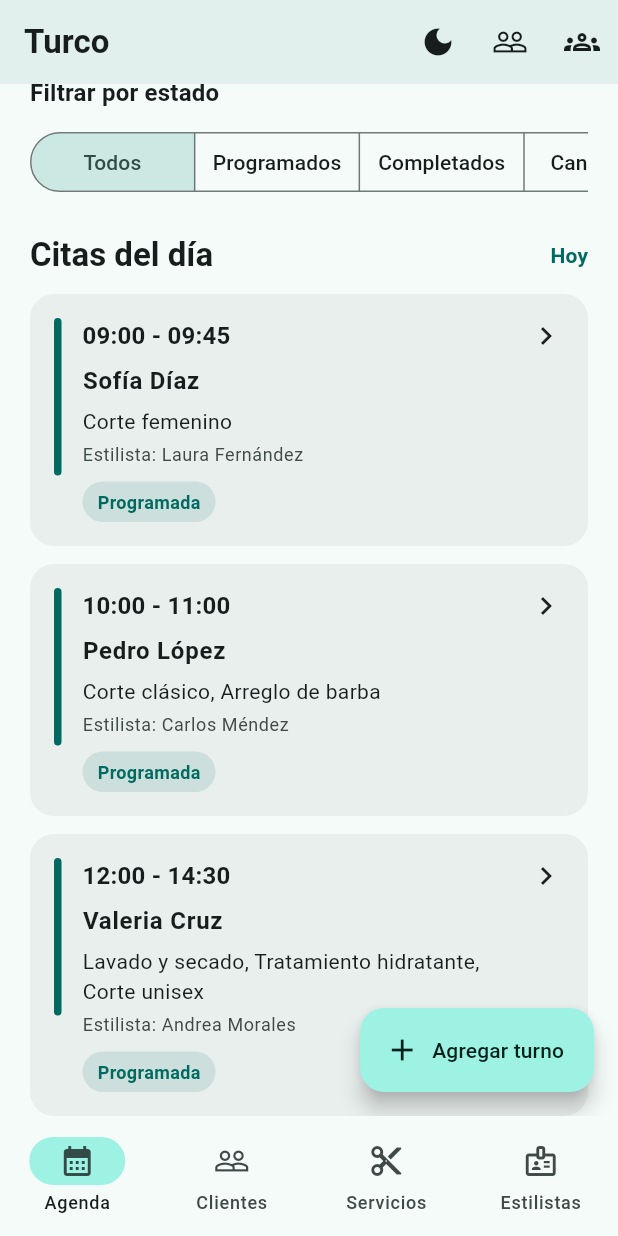
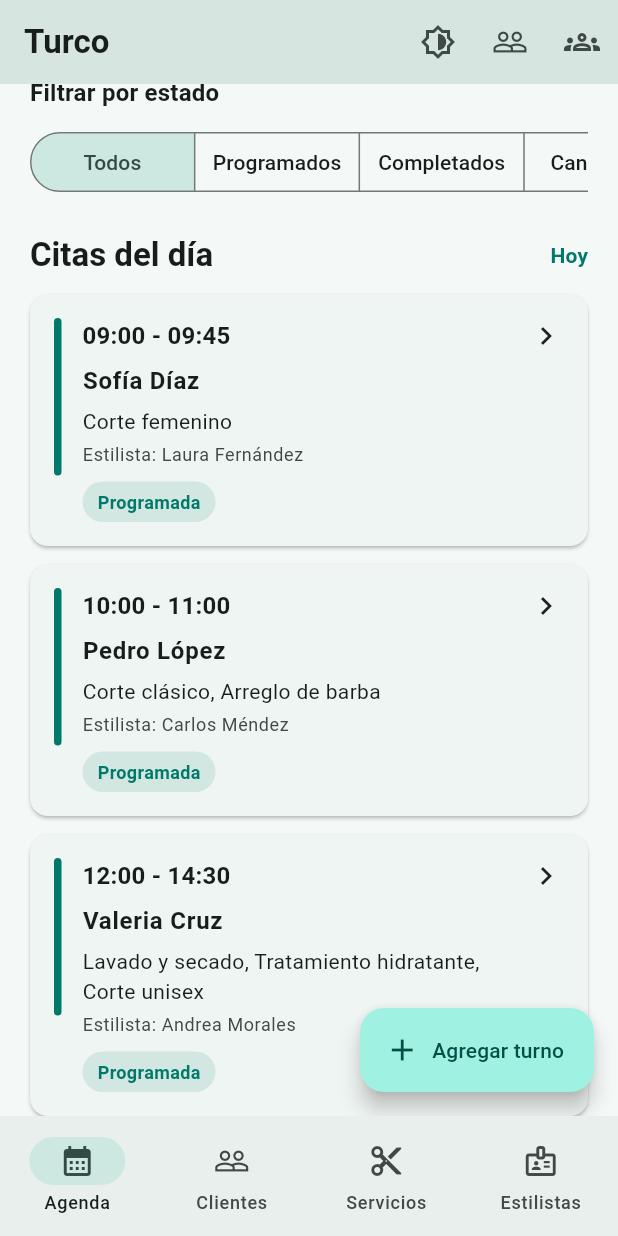
Before and after one commit to randyvalle1973/turco-app, a Flutter app: the screen it shows after launch, scrolled down 494 dp, on a phone screen of 412 x 824 dp. Run offline on Flutter 3.47's test engine with Material 3 defaults, Android fonts, the phone set to English and light mode, and no system bars; our stand-ins replace go_router.

Commit message:
Actualizacion app

```diff
--- a/lib/Screens/estilistas_screen.dart
+++ b/lib/Screens/estilistas_screen.dart
@@ -2,7 +2,6 @@
 import 'package:go_router/go_router.dart';
 
 import '../data/datos_prueba.dart';
-import '../models/estilista.dart';
 import '../models/servicio.dart';
 import '../models/turno.dart';
 
--- a/lib/main.dart
+++ b/lib/main.dart
@@ -1,12 +1,7 @@
 import 'package:flutter/material.dart';
 
+import 'theme/theme_controller.dart';
 import 'router/app_router.dart';
-import 'theme/app_theme.dart';
-import 'theme/theme_controller.dart';
-
-void main() {
-  runApp(const TurcoApp());
-}
 
 class TurcoApp extends StatelessWidget {
   const TurcoApp({super.key});
@@ -15,16 +10,43 @@
   Widget build(BuildContext context) {
     return ValueListenableBuilder<ThemeMode>(
       valueListenable: ThemeController.mode,
-      builder: (context, modo, child) {
+      builder: (context, mode, child) {
         return MaterialApp.router(
           title: 'Turco',
-          debugShowCheckedModeBanner: false,
-          theme: AppTheme.claro,
-          darkTheme: AppTheme.oscuro,
-          themeMode: modo,
+
+          theme: ThemeData(
+            brightness: Brightness.light,
+            colorScheme: ColorScheme.fromSeed(
+              seedColor: const Color(0xFF00796B),
+              brightness: Brightness.light,
+              primary: const Color(0xFF00796B),
+              secondary: const Color(0xFF80E8D8),
+              surface: const Color(0xFFF4F9F7),
+            ),
+            scaffoldBackgroundColor: const Color(0xFFF4F9F7),
+            useMaterial3: true,
+          ),
+          darkTheme: ThemeData(
+            brightness: Brightness.dark,
+            colorScheme: ColorScheme.fromSeed(
+              seedColor: const Color(0xFF00796B),
+              brightness: Brightness.dark,
+              primary: const Color(0xFF80E8D8),
+              secondary: const Color(0xFF00796B),
+              surface: const Color(0xFF202A28),
+            ),
+            scaffoldBackgroundColor: const Color(0xFF151C1A),
+            useMaterial3: true,
+          ),
+
+          themeMode: mode,
           routerConfig: AppRouter.router,
         );
       },
     );
   }
 }
+
+void main() {
+  runApp(const TurcoApp());
+}
--- a/lib/models/servicio.dart
+++ b/lib/models/servicio.dart
@@ -1,4 +1,3 @@
-import 'package:flutter/material.dart';
 
 class Servicio {
   final String id;
--- a/lib/theme/theme_controller.dart
+++ b/lib/theme/theme_controller.dart
@@ -2,12 +2,10 @@
 
 class ThemeController {
   static final ValueNotifier<ThemeMode> mode = ValueNotifier<ThemeMode>(
-    ThemeMode.light,
+    ThemeMode.system,
   );
 
-  static void toggle() {
-    mode.value = mode.value == ThemeMode.light
-        ? ThemeMode.dark
-        : ThemeMode.light;
+  static void setMode(ThemeMode newMode) {
+    mode.value = newMode;
   }
 }
--- a/lib/viewmodels/agenda_viewmodel.dart
+++ b/lib/viewmodels/agenda_viewmodel.dart
@@ -81,8 +81,8 @@
   double get ingresosEstimados {
     var total = 0.0;
 
-    for (final turno in turnosDelDia) {
-      if (turno.estado == EstadoTurno.cancelado) {
+    for (final turno in _turnos) {
+      if (turno.estado != EstadoTurno.completado) {
         continue;
       }
 
```
Also changed, not shown: lib/Screens/agenda_screen.dart (+140 -6 lines), 1 other file.
